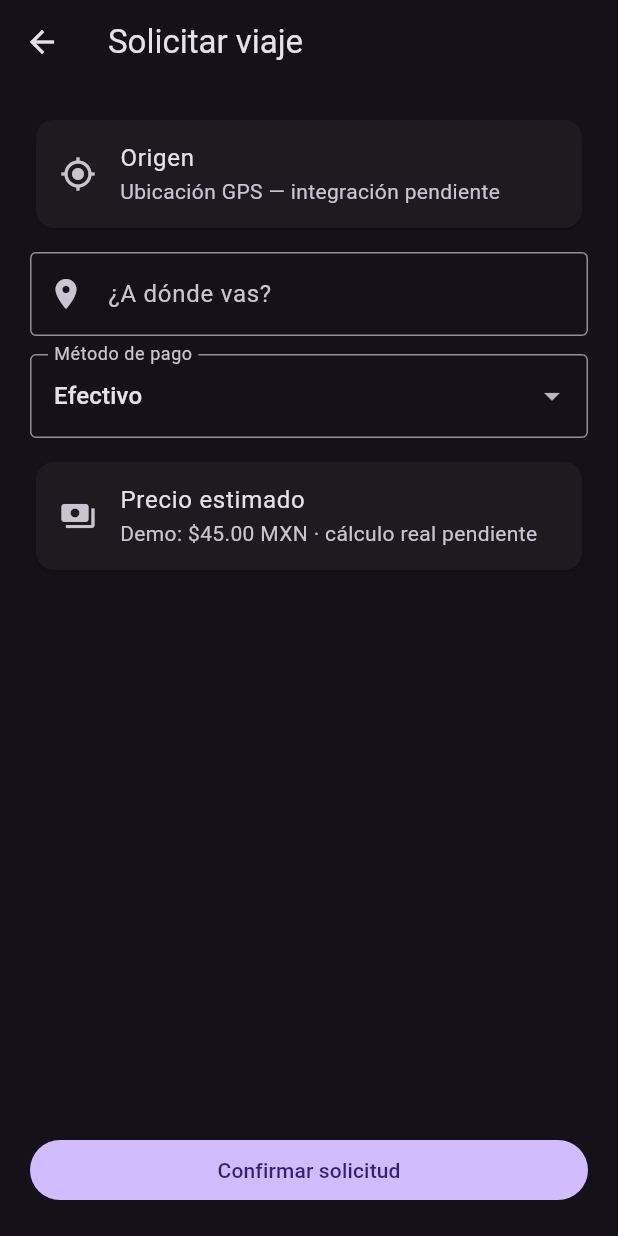
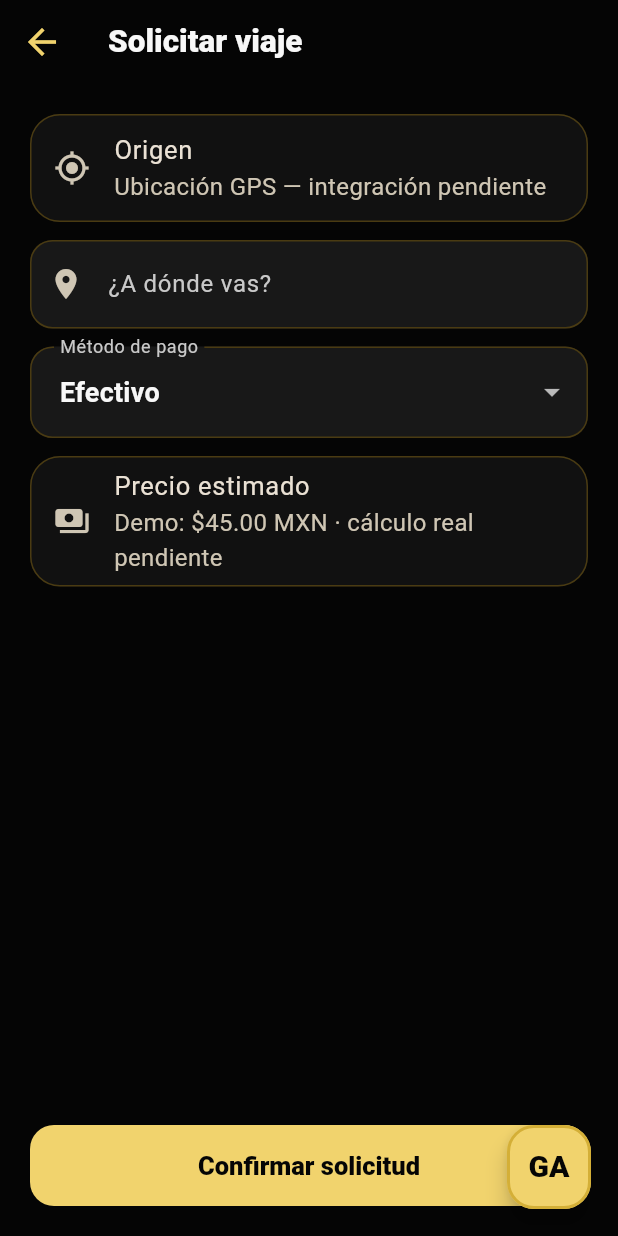
Before and after one commit to ja121680-lang/MOTO-MX, a Flutter app: the screen it shows after launch, after a tap on "Pedir una moto", on a phone screen of 412 x 824 dp. Run offline on Flutter 3.47's test engine with Material 3 defaults, Android fonts, the phone set to English and light mode, and no system bars; our stand-ins replace flutter_tts, speech_to_text.

Commit message:
feat: apply GA theme and persistent assistant to MotoGo

```diff
--- a/motogo_mx_starter/lib/main.dart
+++ b/motogo_mx_starter/lib/main.dart
@@ -15,22 +15,33 @@ import 'screens/diamond_screen.dart';
 import 'screens/trip_history_screen.dart';
 import 'screens/rating_screen.dart';
 import 'screens/payment_screen.dart';
+import 'theme/ga_theme.dart';
+import 'widgets/ga_assistant.dart';
 
 void main() {
   runApp(const MotoGoApp());
 }
 
-class MotoGoApp extends StatelessWidget {
+class MotoGoApp extends StatefulWidget {
   const MotoGoApp({super.key});
+
+  @override
+  State<MotoGoApp> createState() => _MotoGoAppState();
+}
+
+class _MotoGoAppState extends State<MotoGoApp> {
+  final GlobalKey<NavigatorState> _navigatorKey = GlobalKey<NavigatorState>();
 
   @override
   Widget build(BuildContext context) {
     return MaterialApp(
-      title: 'MotoGo MX',
+      navigatorKey: _navigatorKey,
+      title: 'GA MotoGo MX',
       debugShowCheckedModeBanner: false,
-      theme: ThemeData(
-        useMaterial3: true,
-        brightness: Brightness.dark,
+      theme: GATheme.dark(),
+      builder: (context, child) => GAAssistantOverlay(
+        navigatorKey: _navigatorKey,
+        child: child ?? const SizedBox.shrink(),
       ),
       initialRoute: '/',
       routes: {
```
